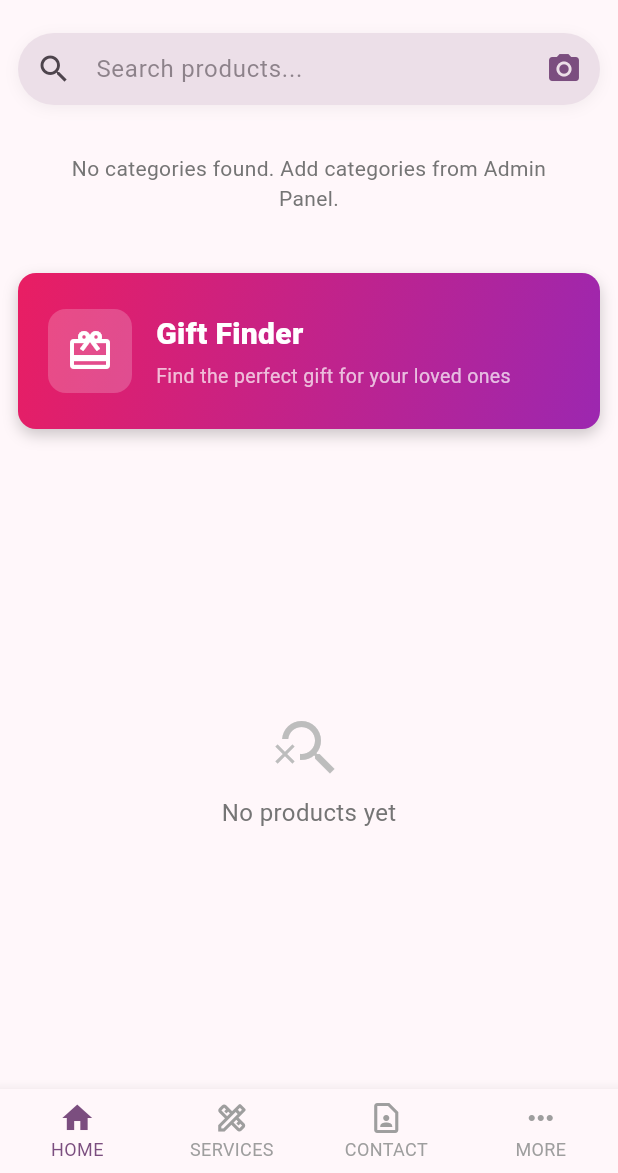
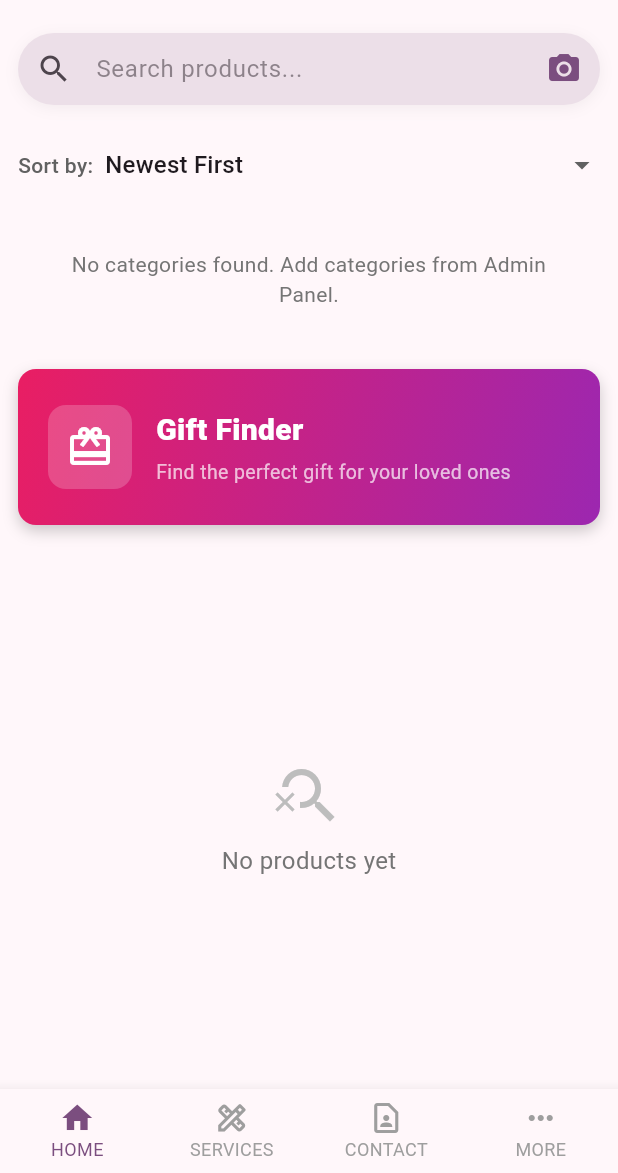
Before and after one commit to mail2adiexp-spec/Bong-Bazar, a Flutter app: the screen it shows after launch, on a phone screen of 412 x 824 dp, the part 63-1236 px from its top. Run offline on Flutter 3.47's test engine with Material 3 defaults, Android fonts, the phone set to English and light mode, and no system bars; our stand-ins replace cloud_firestore, cloud_functions, firebase_auth, firebase_core, firebase_storage, image_picker and 6 more; accounts and stored records are empty.

Commit message:
v1.8.9: Home Screen Enhancements (Recently Viewed, Trending, Sort)

```diff
--- a/ecommerce_app/lib/screens/home_screen.dart
+++ b/ecommerce_app/lib/screens/home_screen.dart
@@ -12,6 +12,7 @@ import '../providers/cart_provider.dart';
 import '../providers/auth_provider.dart';
 import 'cart_screen.dart';
 import 'account_screen.dart';
+import '../services/recommendation_service.dart';
 
 class HomeScreen extends StatefulWidget {
   const HomeScreen({super.key});
@@ -23,6 +24,9 @@ class HomeScreen extends StatefulWidget {
 class _HomeScreenState extends State<HomeScreen> {
   late final TextEditingController _searchController;
   String _searchQuery = '';
+  String _sortBy = 'newest'; // newest, price_low, price_high
+  List<Product> _recentlyViewedProducts = [];
+  List<Product> _trendingProducts = [];
 
   @override
   void initState() {
@@ -35,6 +39,18 @@ class _HomeScreenState extends State<HomeScreen> {
           });
         }
       });
+    _loadRecommendations();
+  }
+
+  Future<void> _loadRecommendations() async {
+    final recentlyViewed = await RecommendationService().getRecentlyViewed(limit: 6);
+    final trending = await RecommendationService().getTrendingProducts(limit: 8);
+    if (mounted) {
+      setState(() {
+        _recentlyViewedProducts = recentlyViewed;
+        _trendingProducts = trending;
+      });
+    }
   }
 
   @override
@@ -83,13 +99,22 @@ class _HomeScreenState extends State<HomeScreen> {
       source = source.where((p) => p.category == _selectedCategory).toList();
     }
     // Apply search filter
-    final filteredProducts = _searchQuery.isEmpty
+    var filteredProducts = _searchQuery.isEmpty
         ? source
         : source.where((p) {
             return p.name.toLowerCase().contains(_searchQuery) ||
                 p.description.toLowerCase().contains(_searchQuery) ||
                 (p.category?.toLowerCase().contains(_searchQuery) ?? false);
           }).toList();
+
+    // Apply sorting
+    if (_sortBy == 'price_low') {
+      filteredProducts.sort((a, b) => a.price.compareTo(b.price));
+    } else if (_sortBy == 'price_high') {
+      filteredProducts.sort((a, b) => b.price.compareTo(a.price));
+    } else {
+      // newest (default) - already sorted by Firestore
+    }
 
     final bool isSearching = _searchQuery.isNotEmpty;
 
@@ -254,6 +279,59 @@ class _HomeScreenState extends State<HomeScreen> {
                           onClear: () => _searchController.clear(),
                         )
                       else ...[
+                        // Sort & Filter Bar
+                        SliverToBoxAdapter(
+                          child: Padding(
+                            padding: const EdgeInsets.symmetric(horizontal: 12, vertical: 8),
+                            child: Row(
+                              children: [
+                                Text(
+                                  'Sort by:',
+                                  style: TextStyle(
+                                    fontWeight: FontWeight.w500,
+                                    color: Colors.grey[700],
+                                  ),
+                                ),
+                                const SizedBox(width: 8),
+                                Expanded(
+                                  child: DropdownButton<String>(
+                                    value: _sortBy,
+                                    isExpanded: true,
+                                    underline: const SizedBox(),
+                                    items: const [
+                                      DropdownMenuItem(value: 'newest', child: Text('Newest First')),
+                                      DropdownMenuItem(value: 'price_low', child: Text('Price: Low to High')),
+                                      DropdownMenuItem(value: 'price_high', child: Text('Price: High to Low')),
+                                    ],
+                                    onChanged: (value) {
+                                      if (value != null) {
+                                        setState(() => _sortBy = value);
+                                      }
+                                    },
+                                  ),
+                                ),
+                              ],
+                            ),
+                          ),
+                        ),
+                        // Recently Viewed Section
+                        if (_recentlyViewedProducts.isNotEmpty)
+                          SliverToBoxAdapter(
+                            child: _buildProductCarousel(
+                              context,
+                              '👁️ Recently Viewed',
+                              _recentlyViewedProducts,
+                            ),
+                          ),
+                        // Trending Products Section
+                        if (_trendingProducts.isNotEmpty)
+                          SliverToBoxAdapter(
+                            child: _buildProductCarousel(
+                              context,
+                              '🔥 Trending Now',
+                              _trendingProducts,
+                            ),
+                          ),
                         // Category grid
                         SliverToBoxAdapter(
                           child: Padding(
--- a/ecommerce_app/lib/screens/product_detail_screen.dart
+++ b/ecommerce_app/lib/screens/product_detail_screen.dart
@@ -233,7 +233,7 @@ class _ProductDetailScreenState extends State<ProductDetailScreen> {
                 label: const Text('Add to Cart'),
               ),
             ),
-            if (_recommendedProducts.isNotEmpty) ..[
+            if (_recommendedProducts.isNotEmpty) ...[
               const SizedBox(height: 32),
               const Text(
                 'You May Also Like',
--- a/ecommerce_app/pubspec.yaml
+++ b/ecommerce_app/pubspec.yaml
@@ -16,7 +16,7 @@ publish_to: 'none' # Remove this line if you wish to publish to pub.dev
 # https://developer.apple.com/library/archive/documentation/General/Reference/InfoPlistKeyReference/Articles/CoreFoundationKeys.html
 # In Windows, build-name is used as the major, minor, and patch parts
 # of the product and file versions while build-number is used as the build suffix.
-version: 1.8.8+30
+version: 1.8.9+31
 
 environment:
   sdk: ^3.9.2
```
Also changed, not shown: ecommerce_app/lib/services/recommendation_service.dart (+5 -5 lines).
